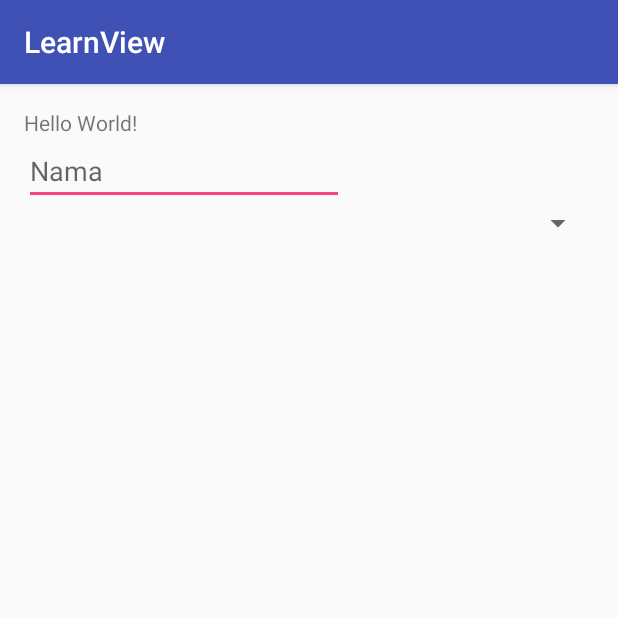
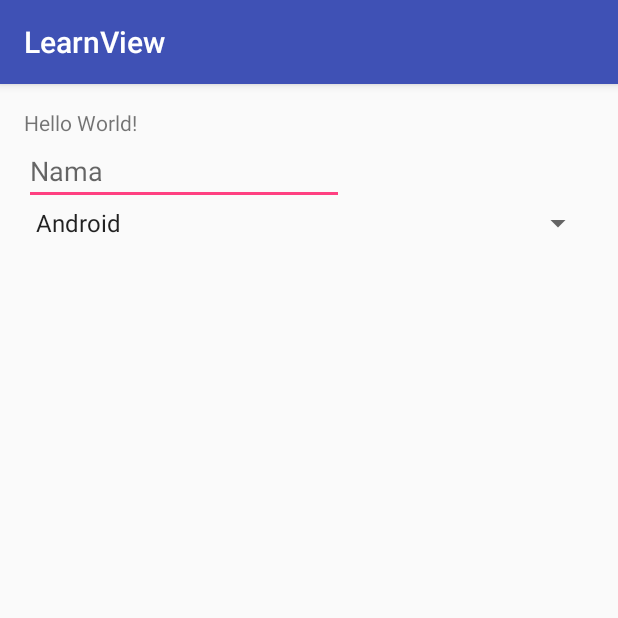
Before and after one commit to jatisari/LearnView, an Android app: the screen it shows after launch (MainActivity), on a phone screen of 412 x 824 dp, the top half of it. Run offline under Robolectric (Android 15) with nearby library versions, the phone set to English and light mode, and no system bars.

```diff
--- a/app/src/main/res/values/strings.xml
+++ b/app/src/main/res/values/strings.xml
@@ -1,3 +1,11 @@
 <resources>
     <string name="app_name">LearnView</string>
+    <string-array name="courses_array">
+        <item>Android</item>
+        <item>Office</item>
+        <item>PHP</item>
+        <item>Java</item>
+        <item>Oracle</item>
+
+    </string-array>
 </resources>
```
